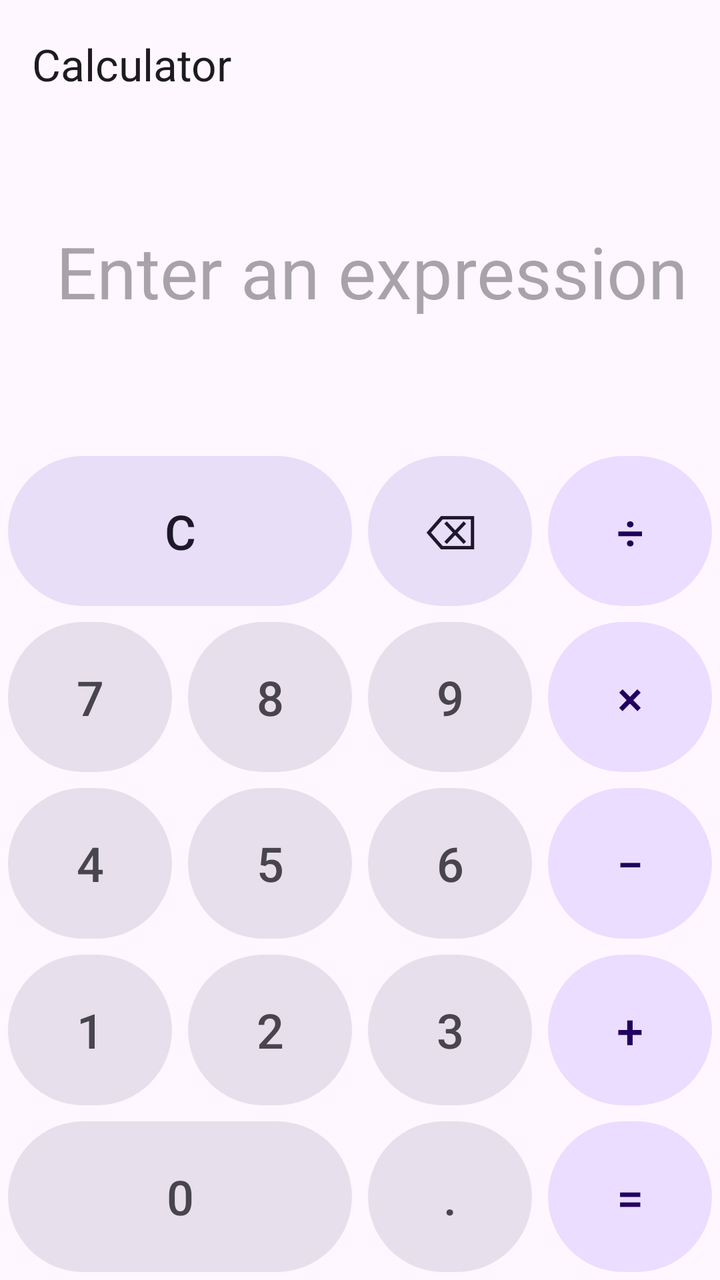
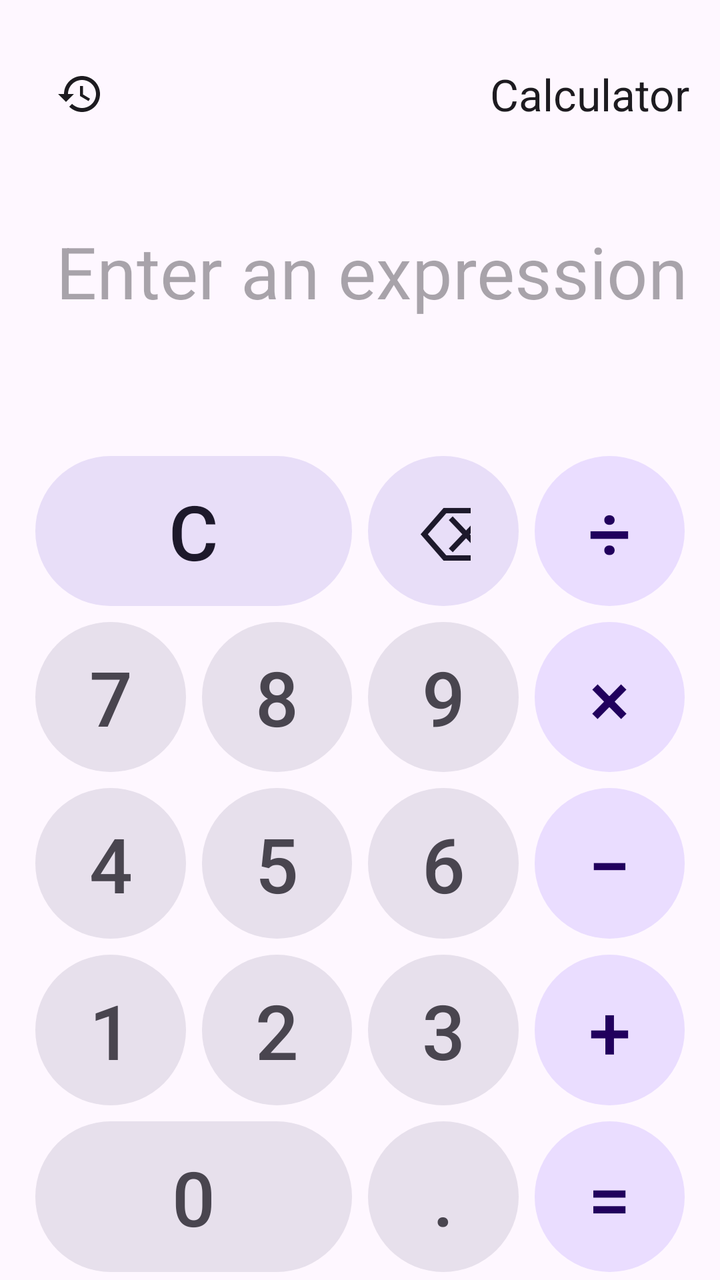

Before-and-after screenshots of an Android layout around one commit, followed by the original layout XML and the change that was made.
<!-- AndroidManifest.xml: application theme Theme.Calculator -->
<!-- res/layout/activity_main.xml -->
<?xml version="1.0" encoding="utf-8"?>
<androidx.constraintlayout.widget.ConstraintLayout
    xmlns:android="http://schemas.android.com/apk/res/android"
    xmlns:app="http://schemas.android.com/apk/res-auto"
    xmlns:tools="http://schemas.android.com/tools"
    android:id="@+id/main"
    android:layout_width="match_parent"
    android:layout_height="match_parent"
    android:background="?attr/colorSurface"
    tools:context=".MainActivity">

    <com.google.android.material.appbar.MaterialToolbar
        android:id="@+id/toolbar"
        android:layout_width="0dp"
        android:layout_height="?attr/actionBarSize"
        app:title="@string/app_name"
        app:layout_constraintTop_toTopOf="parent"
        app:layout_constraintStart_toStartOf="parent"
        app:layout_constraintEnd_toEndOf="parent" />

    <androidx.constraintlayout.widget.Guideline
        android:id="@+id/displayGuideline"
        android:layout_width="wrap_content"
        android:layout_height="wrap_content"
        android:orientation="horizontal"
        app:layout_constraintGuide_percent="0.35" />

    <TextView
        android:id="@+id/expressionText"
        android:layout_width="0dp"
        android:layout_height="0dp"
        android:layout_marginHorizontal="@dimen/display_margin"
        android:gravity="end|bottom"
        android:hint="@string/expression_hint"
        android:textColor="?attr/colorOnSurface"
        android:textSize="@dimen/expression_text_size"
        android:maxLines="2"
        android:ellipsize="start"
        app:layout_constraintTop_toBottomOf="@id/toolbar"
        app:layout_constraintBottom_toTopOf="@id/resultText"
        app:layout_constraintStart_toStartOf="parent"
        app:layout_constraintEnd_toEndOf="parent" />

    <TextView
        android:id="@+id/resultText"
        android:layout_width="0dp"
        android:layout_height="wrap_content"
        android:layout_marginHorizontal="@dimen/display_margin"
        android:gravity="end"
        android:textColor="?attr/colorPrimary"
        android:textSize="@dimen/result_text_size"
        android:maxLines="2"
        android:ellipsize="start"
        app:layout_constraintBottom_toTopOf="@id/displayGuideline"
        app:layout_constraintStart_toStartOf="parent"
        app:layout_constraintEnd_toEndOf="parent" />

    <GridLayout
        android:id="@+id/keypad"
        android:layout_width="0dp"
        android:layout_height="0dp"
        android:columnCount="4"
        android:rowCount="5"
        app:layout_constraintTop_toTopOf="@id/displayGuideline"
        app:layout_constraintBottom_toBottomOf="parent"
        app:layout_constraintStart_toStartOf="parent"
        app:layout_constraintEnd_toEndOf="parent">

        <com.google.android.material.button.MaterialButton
            android:id="@+id/buttonClear"
            style="@style/Widget.Calculator.Button.Function"
            android:layout_row="0" android:layout_column="0"
            android:layout_columnSpan="2" android:layout_columnWeight="2"
            android:text="@string/key_clear"
            android:contentDescription="@string/cd_clear" />

        <com.google.android.material.button.MaterialButton
            android:id="@+id/buttonDelete"
            style="@style/Widget.Calculator.Button.Function"
            android:layout_row="0" android:layout_column="2"
            android:text="@string/key_delete"
            android:contentDescription="@string/cd_delete" />

        <com.google.android.material.button.MaterialButton
            android:id="@+id/buttonDivide"
            style="@style/Widget.Calculator.Button.Operator"
            android:layout_row="0" android:layout_column="3"
            android:text="@string/key_divide"
            android:contentDescription="@string/cd_divide" />

        <com.google.android.material.button.MaterialButton
            android:id="@+id/button7"
            style="@style/Widget.Calculator.Button"
            android:layout_row="1" android:layout_column="0"
            android:text="@string/key_7" />

        <com.google.android.material.button.MaterialButton
            android:id="@+id/button8"
            style="@style/Widget.Calculator.Button"
            android:layout_row="1" android:layout_column="1"
            android:text="@string/key_8" />

        <com.google.android.material.button.MaterialButton
            android:id="@+id/button9"
            style="@style/Widget.Calculator.Button"
            android:layout_row="1" android:layout_column="2"
            android:text="@string/key_9" />

        <com.google.android.material.button.MaterialButton
            android:id="@+id/buttonMultiply"
            style="@style/Widget.Calculator.Button.Operator"
            android:layout_row="1" android:layout_column="3"
            android:text="@string/key_multiply"
            android:contentDescription="@string/cd_multiply" />

        <com.google.android.material.button.MaterialButton
            android:id="@+id/button4"
            style="@style/Widget.Calculator.Button"
            android:layout_row="2" android:layout_column="0"
            android:text="@string/key_4" />

        <com.google.android.material.button.MaterialButton
            android:id="@+id/button5"
            style="@style/Widget.Calculator.Button"
            android:layout_row="2" android:layout_column="1"
            android:text="@string/key_5" />

        <com.google.android.material.button.MaterialButton
            android:id="@+id/button6"
            style="@style/Widget.Calculator.Button"
            android:layout_row="2" android:layout_column="2"
            android:text="@string/key_6" />

        <com.google.android.material.button.MaterialButton
            android:id="@+id/buttonSubtract"
            style="@style/Widget.Calculator.Button.Operator"
            android:layout_row="2" android:layout_column="3"
            android:text="@string/key_subtract"
            android:contentDescription="@string/cd_subtract" />

        <com.google.android.material.button.MaterialButton
            android:id="@+id/button1"
            style="@style/Widget.Calculator.Button"
            android:layout_row="3" android:layout_column="0"
            android:text="@string/key_1" />

        <com.google.android.material.button.MaterialButton
            android:id="@+id/button2"
            style="@style/Widget.Calculator.Button"
            android:layout_row="3" android:layout_column="1"
            android:text="@string/key_2" />

        <com.google.android.material.button.MaterialButton
            android:id="@+id/button3"
            style="@style/Widget.Calculator.Button"
            android:layout_row="3" android:layout_column="2"
            android:text="@string/key_3" />

        <com.google.android.material.button.MaterialButton
            android:id="@+id/buttonAdd"
            style="@style/Widget.Calculator.Button.Operator"
            android:layout_row="3" android:layout_column="3"
            android:text="@string/key_add"
            android:contentDescription="@string/cd_add" />

        <com.google.android.material.button.MaterialButton
            android:id="@+id/button0"
            style="@style/Widget.Calculator.Button"
            android:layout_row="4" android:layout_column="0"
            android:layout_columnSpan="2" android:layout_columnWeight="2"
            android:text="@string/key_0" />

        <com.google.android.material.button.MaterialButton
            android:id="@+id/buttonPoint"
            style="@style/Widget.Calculator.Button"
            android:layout_row="4" android:layout_column="2"
            android:text="@string/key_point"
            android:contentDescription="@string/cd_point" />

        <com.google.android.material.button.MaterialButton
            android:id="@+id/buttonEquals"
            style="@style/Widget.Calculator.Button.Operator"
            android:layout_row="4" android:layout_column="3"
            android:text="@string/key_equals"
            android:contentDescription="@string/cd_equals" />
    </GridLayout>
</androidx.constraintlayout.widget.ConstraintLayout>
<!-- resources referenced by this layout -->
<resources>
  <dimen name="display_margin">16dp</dimen>
  <dimen name="expression_text_size">36sp</dimen>
  <dimen name="result_text_size">48sp</dimen>
  <string name="app_name">Calculator</string>
  <string name="cd_add">Add</string>
  <string name="cd_clear">Clear all</string>
  <string name="cd_delete">Delete last character</string>
  <string name="cd_divide">Divide</string>
  <string name="cd_equals">Calculate result</string>
  <string name="cd_multiply">Multiply</string>
  <string name="cd_point">Decimal point</string>
  <string name="cd_subtract">Subtract</string>
  <string name="expression_hint">Enter an expression</string>
  <string name="key_0" translatable="false">0</string>
  <string name="key_1" translatable="false">1</string>
  <string name="key_2" translatable="false">2</string>
  <string name="key_3" translatable="false">3</string>
  <string name="key_4" translatable="false">4</string>
  <string name="key_5" translatable="false">5</string>
  <string name="key_6" translatable="false">6</string>
  <string name="key_7" translatable="false">7</string>
  <string name="key_8" translatable="false">8</string>
  <string name="key_9" translatable="false">9</string>
  <string name="key_add" translatable="false">+</string>
  <string name="key_clear" translatable="false">C</string>
  <string name="key_delete" translatable="false">⌫</string>
  <string name="key_divide" translatable="false">÷</string>
  <string name="key_equals" translatable="false">=</string>
  <string name="key_multiply" translatable="false">×</string>
  <string name="key_point" translatable="false">.</string>
  <string name="key_subtract" translatable="false">−</string>
  <style name="Widget.Calculator.Button" parent="Widget.Material3.Button">
          <item name="android:layout_width">0dp</item>
          <item name="android:layout_height">0dp</item>
          <item name="android:layout_columnWeight">1</item>
          <item name="android:layout_rowWeight">1</item>
          <item name="android:layout_gravity">fill</item>
          <item name="android:layout_margin">@dimen/calc_button_margin</item>
          <item name="android:minWidth">48dp</item>
          <item name="android:minHeight">48dp</item>
          <item name="android:insetTop">0dp</item>
          <item name="android:insetBottom">0dp</item>
          <item name="android:textSize">@dimen/calc_button_text_size</item>
          <item name="backgroundTint">?attr/colorSurfaceVariant</item>
          <item name="android:textColor">?attr/colorOnSurfaceVariant</item>
      </style>
  <style name="Widget.Calculator.Button.Function" parent="Widget.Calculator.Button">
          <item name="backgroundTint">?attr/colorSecondaryContainer</item>
          <item name="android:textColor">?attr/colorOnSecondaryContainer</item>
      </style>
  <style name="Widget.Calculator.Button.Operator" parent="Widget.Calculator.Button">
          <item name="backgroundTint">?attr/colorPrimaryContainer</item>
          <item name="android:textColor">?attr/colorOnPrimaryContainer</item>
      </style>
  <style name="Theme.Calculator" parent="Base.Theme.Calculator" />
  <dimen name="calc_button_margin">4dp</dimen>
  <dimen name="calc_button_text_size">24sp</dimen>
  <style name="Base.Theme.Calculator" parent="Theme.Material3.DayNight.NoActionBar">
          
          
      </style>
</resources>

<!-- the commit's change to res/layout/activity_main.xml (unified diff, before → after) -->
@@ -11,12 +11,30 @@
 
     <com.google.android.material.appbar.MaterialToolbar
         android:id="@+id/toolbar"
-        android:layout_width="0dp"
+        android:layout_width="wrap_content"
         android:layout_height="?attr/actionBarSize"
+        android:layout_marginTop="15dp"
+        android:layout_marginEnd="15dp"
+        app:contentInsetEnd="0dp"
+        app:contentInsetStart="0dp"
+        app:layout_constraintEnd_toEndOf="parent"
+        app:layout_constraintTop_toTopOf="parent"
         app:title="@string/app_name"
-        app:layout_constraintTop_toTopOf="parent"
+        app:titleMargin="0dp" />
+
+    <androidx.appcompat.widget.AppCompatImageButton
+        android:id="@+id/buttonHistory"
+        android:layout_width="48dp"
+        android:layout_height="48dp"
+        android:layout_marginStart="@dimen/display_margin"
+        android:padding="12dp"
+        android:background="?attr/selectableItemBackgroundBorderless"
+        android:contentDescription="@string/menu_history"
+        app:srcCompat="@drawable/ic_history"
+        app:tint="?attr/colorOnSurface"
         app:layout_constraintStart_toStartOf="parent"
-        app:layout_constraintEnd_toEndOf="parent" />
+        app:layout_constraintTop_toTopOf="@id/toolbar"
+        app:layout_constraintBottom_toBottomOf="@id/toolbar" />
 
     <androidx.constraintlayout.widget.Guideline
         android:id="@+id/displayGuideline"
@@ -30,30 +48,31 @@
         android:layout_width="0dp"
         android:layout_height="0dp"
         android:layout_marginHorizontal="@dimen/display_margin"
+        android:ellipsize="start"
         android:gravity="end|bottom"
         android:hint="@string/expression_hint"
+        android:maxLines="2"
         android:textColor="?attr/colorOnSurface"
         android:textSize="@dimen/expression_text_size"
-        android:maxLines="2"
-        android:ellipsize="start"
+        app:layout_constraintBottom_toTopOf="@id/resultText"
+        app:layout_constraintEnd_toEndOf="parent"
+        app:layout_constraintStart_toStartOf="parent"
         app:layout_constraintTop_toBottomOf="@id/toolbar"
-        app:layout_constraintBottom_toTopOf="@id/resultText"
-        app:layout_constraintStart_toStartOf="parent"
-        app:layout_constraintEnd_toEndOf="parent" />
+        app:layout_constraintVertical_bias="0.0" />
 
     <TextView
         android:id="@+id/resultText"
         android:layout_width="0dp"
         android:layout_height="wrap_content"
         android:layout_marginHorizontal="@dimen/display_margin"
+        android:ellipsize="start"
         android:gravity="end"
+        android:maxLines="2"
         android:textColor="?attr/colorPrimary"
         android:textSize="@dimen/result_text_size"
-        android:maxLines="2"
-        android:ellipsize="start"
         app:layout_constraintBottom_toTopOf="@id/displayGuideline"
-        app:layout_constraintStart_toStartOf="parent"
-        app:layout_constraintEnd_toEndOf="parent" />
+        app:layout_constraintEnd_toEndOf="parent"
+        app:layout_constraintStart_toStartOf="parent" />
 
     <GridLayout
         android:id="@+id/keypad"
@@ -64,7 +83,9 @@
         app:layout_constraintTop_toTopOf="@id/displayGuideline"
         app:layout_constraintBottom_toBottomOf="parent"
         app:layout_constraintStart_toStartOf="parent"
-        app:layout_constraintEnd_toEndOf="parent">
+        app:layout_constraintEnd_toEndOf="parent"
+        app:layout_constraintDimensionRatio="4:5"
+        app:layout_constraintVertical_bias="1">
 
         <com.google.android.material.button.MaterialButton
             android:id="@+id/buttonClear"
<!-- resource entries referenced after the edit -->
@@ -3,6 +3,12 @@
   <dimen name="display_margin">16dp</dimen>
   <dimen name="expression_text_size">36sp</dimen>
   <dimen name="result_text_size">48sp</dimen>
+  <!-- drawable ic_history (drawable) -->
+  <vector xmlns:android="http://schemas.android.com/apk/res/android" android:height="24dp" android:tint="#000000" android:viewportHeight="24" android:viewportWidth="24" android:width="24dp">
+        
+      <path android:fillColor="@android:color/white" android:pathData="M13,3c-4.97,0 -9,4.03 -9,9L1,12l3.89,3.89 0.07,0.14L9,12L6,12c0,-3.87 3.13,-7 7,-7s7,3.13 7,7 -3.13,7 -7,7c-1.93,0 -3.68,-0.79 -4.94,-2.06l-1.42,1.42C8.27,19.99 10.51,21 13,21c4.97,0 9,-4.03 9,-9s-4.03,-9 -9,-9zM12,8v5l4.28,2.54 0.72,-1.21 -3.5,-2.08L13.5,8L12,8z"/>
+      
+  </vector>
   <string name="app_name">Calculator</string>
   <string name="cd_add">Add</string>
   <string name="cd_clear">Clear all</string>
@@ -31,6 +37,7 @@
   <string name="key_multiply" translatable="false">×</string>
   <string name="key_point" translatable="false">.</string>
   <string name="key_subtract" translatable="false">−</string>
+  <string name="menu_history">History</string>
   <style name="Widget.Calculator.Button" parent="Widget.Material3.Button">
           <item name="android:layout_width">0dp</item>
           <item name="android:layout_height">0dp</item>
@@ -45,6 +52,7 @@
           <item name="android:textSize">@dimen/calc_button_text_size</item>
           <item name="backgroundTint">?attr/colorSurfaceVariant</item>
           <item name="android:textColor">?attr/colorOnSurfaceVariant</item>
+          <item name="cornerRadius">1000dp</item>
       </style>
   <style name="Widget.Calculator.Button.Function" parent="Widget.Calculator.Button">
           <item name="backgroundTint">?attr/colorSecondaryContainer</item>
@@ -56,7 +64,7 @@
       </style>
   <style name="Theme.Calculator" parent="Base.Theme.Calculator" />
   <dimen name="calc_button_margin">4dp</dimen>
-  <dimen name="calc_button_text_size">24sp</dimen>
+  <dimen name="calc_button_text_size">38sp</dimen>
   <style name="Base.Theme.Calculator" parent="Theme.Material3.DayNight.NoActionBar">
           
           
